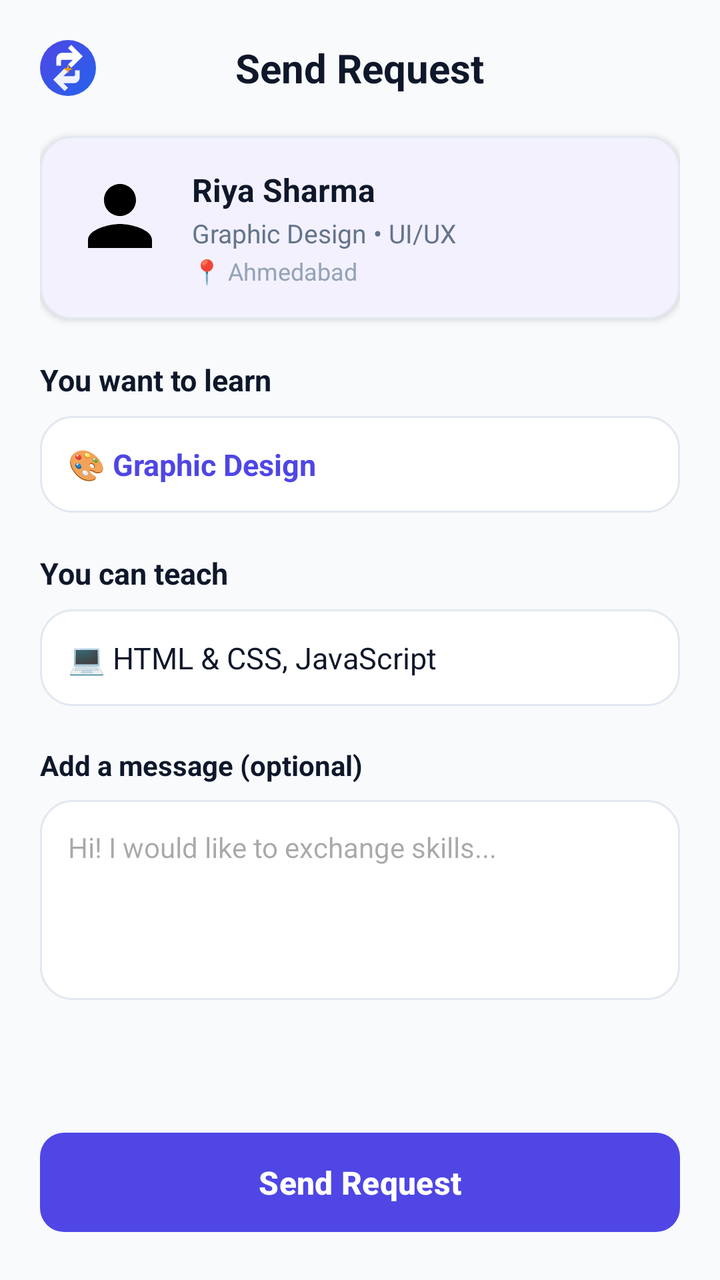
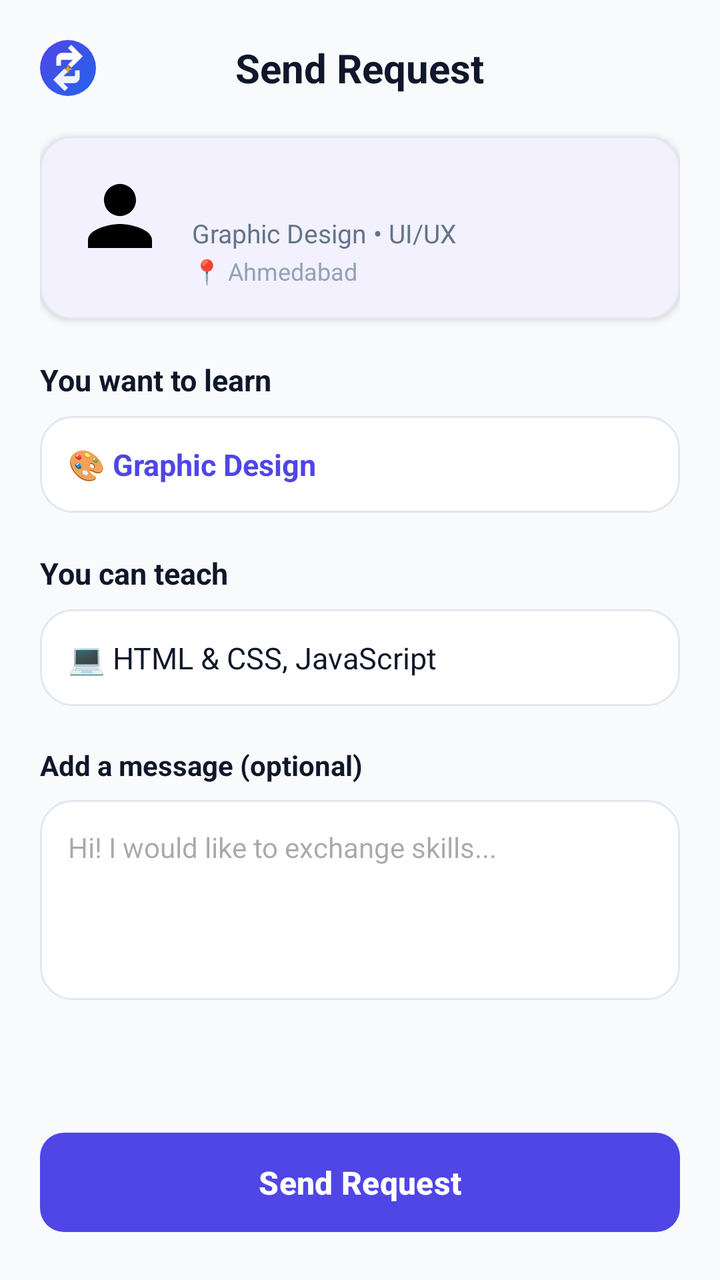

Screens rendered from an Android XML layout before and after an edit, with the pre-edit source and the edit as a unified diff.
<!-- AndroidManifest.xml: application theme Theme.SkillBarter -->
<!-- res/layout/activity_send_request.xml -->
<?xml version="1.0" encoding="utf-8"?>
<LinearLayout xmlns:android="http://schemas.android.com/apk/res/android"
    xmlns:app="http://schemas.android.com/apk/res-auto"
    android:layout_width="match_parent"
    android:layout_height="match_parent"
    android:background="@color/bg_light"
    android:orientation="vertical"
    android:padding="20dp">

    
    <RelativeLayout
        android:layout_width="match_parent"
        android:layout_height="wrap_content">

        <ImageView
            android:id="@+id/ivBack"
            android:layout_width="28dp"
            android:layout_height="28dp"
            android:layout_alignParentStart="true"
            android:layout_centerVertical="true"
            android:src="@drawable/ic_logo" />

        <TextView
            android:layout_width="wrap_content"
            android:layout_height="wrap_content"
            android:layout_centerInParent="true"
            android:text="Send Request"
            android:textColor="@color/text_primary"
            android:textSize="20sp"
            android:textStyle="bold" />

    </RelativeLayout>

    
    <com.google.android.material.card.MaterialCardView
        android:layout_width="match_parent"
        android:layout_height="wrap_content"
        android:layout_marginTop="20dp"
        app:cardBackgroundColor="@color/surface_white"
        app:cardCornerRadius="16dp"
        app:cardElevation="2dp"
        app:strokeColor="@color/divider_color"
        app:strokeWidth="1dp">

        <RelativeLayout
            android:layout_width="match_parent"
            android:layout_height="wrap_content"
            android:padding="16dp">

            <ImageView
                android:id="@+id/ivAvatar"
                android:layout_width="48dp"
                android:layout_height="48dp"
                android:layout_alignParentStart="true"
                android:src="@drawable/ic_profile" />

            <LinearLayout
                android:layout_width="match_parent"
                android:layout_height="wrap_content"
                android:layout_marginStart="12dp"
                android:layout_toEndOf="@id/ivAvatar"
                android:orientation="vertical">

                <TextView
                    android:id="@+id/tvUserName"
                    android:layout_width="wrap_content"
                    android:layout_height="wrap_content"
                    android:text="Riya Sharma"
                    android:textColor="@color/text_primary"
                    android:textSize="16sp"
                    android:textStyle="bold" />

                <TextView
                    android:id="@+id/tvUserSkills"
                    android:layout_width="wrap_content"
                    android:layout_height="wrap_content"
                    android:layout_marginTop="2dp"
                    android:text="Graphic Design • UI/UX"
                    android:textColor="@color/text_secondary"
                    android:textSize="13sp" />

                <TextView
                    android:id="@+id/tvUserLocation"
                    android:layout_width="wrap_content"
                    android:layout_height="wrap_content"
                    android:layout_marginTop="2dp"
                    android:text="📍 Ahmedabad"
                    android:textColor="@color/text_muted"
                    android:textSize="12sp" />

            </LinearLayout>

        </RelativeLayout>

    </com.google.android.material.card.MaterialCardView>

    <TextView
        android:layout_width="wrap_content"
        android:layout_height="wrap_content"
        android:layout_marginTop="20dp"
        android:text="You want to learn"
        android:textColor="@color/text_primary"
        android:textSize="15sp"
        android:textStyle="bold" />

    <TextView
        android:id="@+id/tvWantSkill"
        android:layout_width="match_parent"
        android:layout_height="wrap_content"
        android:layout_marginTop="8dp"
        android:background="@drawable/bg_rounded_card"
        android:padding="14dp"
        android:text="🎨 Graphic Design"
        android:textColor="@color/primary"
        android:textSize="15sp"
        android:textStyle="bold" />

    <TextView
        android:layout_width="wrap_content"
        android:layout_height="wrap_content"
        android:layout_marginTop="20dp"
        android:text="You can teach"
        android:textColor="@color/text_primary"
        android:textSize="15sp"
        android:textStyle="bold" />

    <TextView
        android:id="@+id/tvTeachSkill"
        android:layout_width="match_parent"
        android:layout_height="wrap_content"
        android:layout_marginTop="8dp"
        android:background="@drawable/bg_rounded_card"
        android:padding="14dp"
        android:text="💻 HTML &amp; CSS, JavaScript"
        android:textColor="@color/text_primary"
        android:textSize="15sp" />

    <TextView
        android:layout_width="wrap_content"
        android:layout_height="wrap_content"
        android:layout_marginTop="20dp"
        android:text="Add a message (optional)"
        android:textColor="@color/text_primary"
        android:textSize="14sp"
        android:textStyle="bold" />

    <EditText
        android:id="@+id/etMessage"
        android:layout_width="match_parent"
        android:layout_height="100dp"
        android:layout_marginTop="8dp"
        android:background="@drawable/bg_rounded_card"
        android:gravity="top|start"
        android:hint="Hi! I would like to exchange skills..."
        android:inputType="textMultiLine"
        android:padding="14dp"
        android:textColor="@color/text_primary"
        android:textSize="14sp" />

    <View
        android:layout_width="match_parent"
        android:layout_height="0dp"
        android:layout_weight="1" />

    <Button
        android:id="@+id/btnSendRequest"
        style="@style/Widget.SkillBarter.Button"
        android:layout_width="match_parent"
        android:layout_height="wrap_content"
        android:text="Send Request" />

</LinearLayout>
<!-- resources referenced by this layout -->
<resources>
  <color name="bg_light">#F8FAFC</color>
  <color name="divider_color">#E2E8F0</color>
  <color name="primary">#4F46E5</color>
  <color name="surface_white">#FFFFFF</color>
  <color name="text_muted">#94A3B8</color>
  <color name="text_primary">#0F172A</color>
  <color name="text_secondary">#64748B</color>
  <!-- drawable bg_rounded_card (drawable) -->
  <?xml version="1.0" encoding="utf-8"?>
  <shape xmlns:android="http://schemas.android.com/apk/res/android"
      android:shape="rectangle">
      <solid android:color="@color/surface_white" />
      <corners android:radius="16dp" />
      <stroke android:width="1dp" android:color="@color/divider_color" />
  </shape>
  <!-- drawable ic_logo (drawable) -->
  <vector xmlns:android="http://schemas.android.com/apk/res/android"
      xmlns:aapt="http://schemas.android.com/aapt"
      android:width="96dp"
      android:height="96dp"
      android:viewportWidth="96"
      android:viewportHeight="96">
  
    
    <path
        android:pathData="M48,0A48,48 0,1 1,0,48 48,48 0,0 1,48,0Z">
      <aapt:attr name="android:fillColor">
        <gradient
            android:startX="0"
            android:startY="0"
            android:endX="96"
            android:endY="96"
            android:type="linear">
          <item android:offset="0.0" android:color="#4F46E5"/>
          <item android:offset="1.0" android:color="#2563EB"/>
        </gradient>
      </aapt:attr>
    </path>
  
    
    <path
        android:fillColor="#FFFFFF"
        android:pathData="M28,32 C28,26.477 32.477,22 38,22 L56,22 L48,14 L53.657,8.343 L73.314,28 L53.657,47.657 L48,42 L56,34 L38,34 C36.895,34 36,34.895 36,36 L36,44 L28,44 L28,32 Z"/>
  
    
    <path
        android:fillColor="#EEF2FF"
        android:pathData="M68,64 C68,69.523 63.523,74 58,74 L40,74 L48,82 L42.343,87.657 L22.686,68 L42.343,48.343 L48,54 L40,62 L58,62 C59.105,62 60,61.105 60,60 L60,52 L68,52 L68,64 Z"/>
  
    
    <path
        android:fillColor="#F59E0B"
        android:pathData="M48,42 L50,48 L56,50 L50,52 L48,58 L46,52 L40,50 L46,48 Z"/>
  
  </vector>
  <!-- drawable ic_profile (drawable) -->
  <vector xmlns:android="http://schemas.android.com/apk/res/android"
      android:width="24dp"
      android:height="24dp"
      android:viewportWidth="24"
      android:viewportHeight="24">
    <path
        android:fillColor="#FF000000"
        android:pathData="M12,12c2.21,0 4,-1.79 4,-4s-1.79,-4 -4,-4 -4,1.79 -4,4 1.79,4 4,4zM12,14c-2.67,0 -8,1.34 -8,4v2h16v-2c0,-2.66 -5.33,-4 -8,-4z"/>
  </vector>
  <style name="Widget.SkillBarter.Button" parent="Widget.Material3.Button">
          <item name="backgroundTint">@color/primary</item>
          <item name="android:textColor">@color/white</item>
          <item name="cornerRadius">12dp</item>
          <item name="android:paddingTop">14dp</item>
          <item name="android:paddingBottom">14dp</item>
          <item name="android:textStyle">bold</item>
          <item name="android:textSize">16sp</item>
      </style>
  <style name="Theme.SkillBarter" parent="Base.Theme.SkillBarter" />
  <color name="white">#FFFFFF</color>
  <style name="Base.Theme.SkillBarter" parent="Theme.Material3.DayNight.NoActionBar">
          <item name="colorPrimary">@color/primary</item>
          <item name="colorOnPrimary">@color/white</item>
          <item name="colorPrimaryContainer">@color/primary_light</item>
          <item name="colorOnPrimaryContainer">@color/primary</item>
          <item name="android:colorBackground">@color/bg_light</item>
          <item name="colorSurface">@color/surface_white</item>
          <item name="colorOnSurface">@color/text_primary</item>
          <item name="colorOnSurfaceVariant">@color/text_secondary</item>
          <item name="android:statusBarColor">@color/bg_light</item>
          <item name="android:windowLightStatusBar">true</item>
      </style>
  <color name="primary_light">#EEF2FF</color>
</resources>

<!-- the commit's change to res/layout/activity_send_request.xml (unified diff, before → after) -->
@@ -65,7 +65,7 @@
                     android:id="@+id/tvUserName"
                     android:layout_width="wrap_content"
                     android:layout_height="wrap_content"
-                    android:text="Riya Sharma"
+                    android:text=""
                     android:textColor="@color/text_primary"
                     android:textSize="16sp"
                     android:textStyle="bold" />
